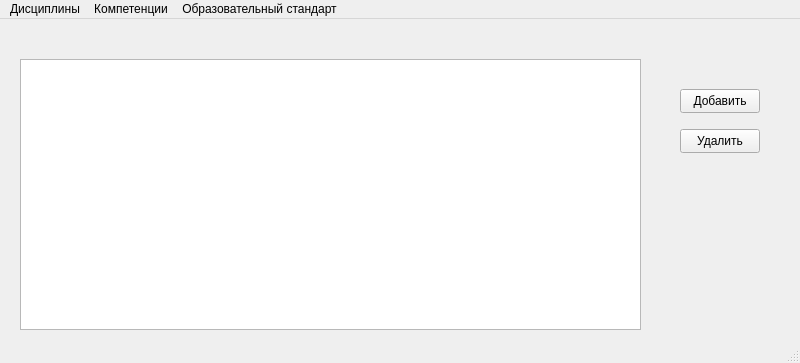
First picture: the form in form.ui, repository Dantedanger/Diplome, before the edit.
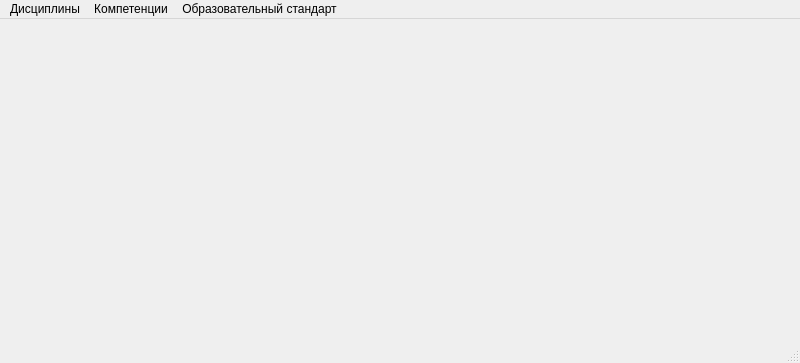
Second picture: the form after the edit.

Commit message: Second table done. Mistake with updating

The edit to the form file:
```diff
--- a/form.ui
+++ b/form.ui
@@ -13,44 +13,7 @@
   <property name="windowTitle">
    <string>MainWindow</string>
   </property>
-  <widget class="QWidget" name="centralwidget">
-   <widget class="QTableWidget" name="tableWidget">
-    <property name="geometry">
-     <rect>
-      <x>20</x>
-      <y>40</y>
-      <width>621</width>
-      <height>271</height>
-     </rect>
-    </property>
-   </widget>
-   <widget class="QPushButton" name="pushButton">
-    <property name="geometry">
-     <rect>
-      <x>680</x>
-      <y>70</y>
-      <width>80</width>
-      <height>24</height>
-     </rect>
-    </property>
-    <property name="text">
-     <string>Добавить</string>
-    </property>
-   </widget>
-   <widget class="QPushButton" name="pushButton_2">
-    <property name="geometry">
-     <rect>
-      <x>680</x>
-      <y>110</y>
-      <width>80</width>
-      <height>24</height>
-     </rect>
-    </property>
-    <property name="text">
-     <string>Удалить</string>
-    </property>
-   </widget>
-  </widget>
+  <widget class="QWidget" name="centralwidget"/>
   <widget class="QMenuBar" name="menubar">
    <property name="geometry">
     <rect>
```
The commit also changes 7 other files.
